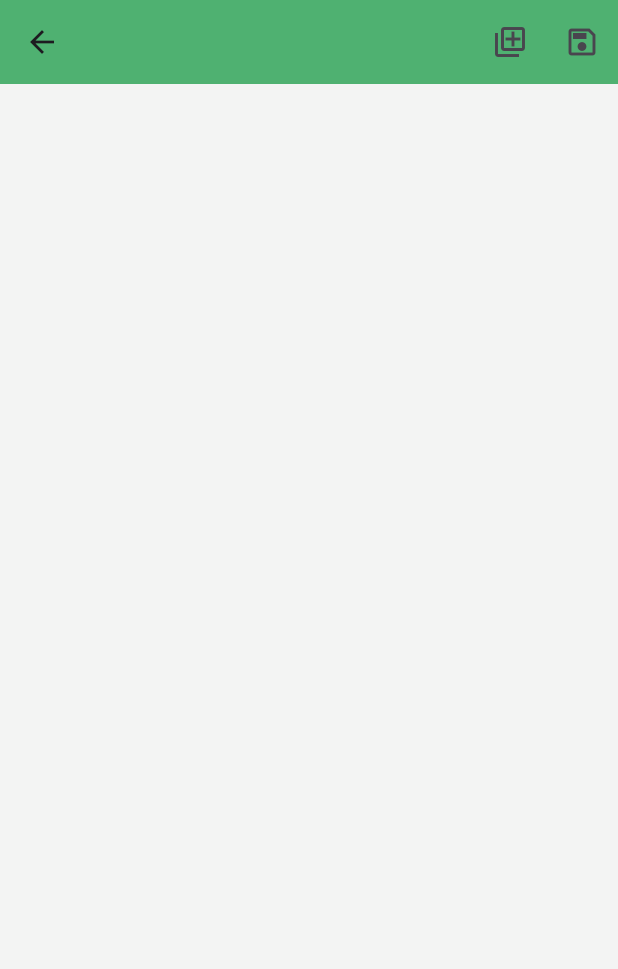
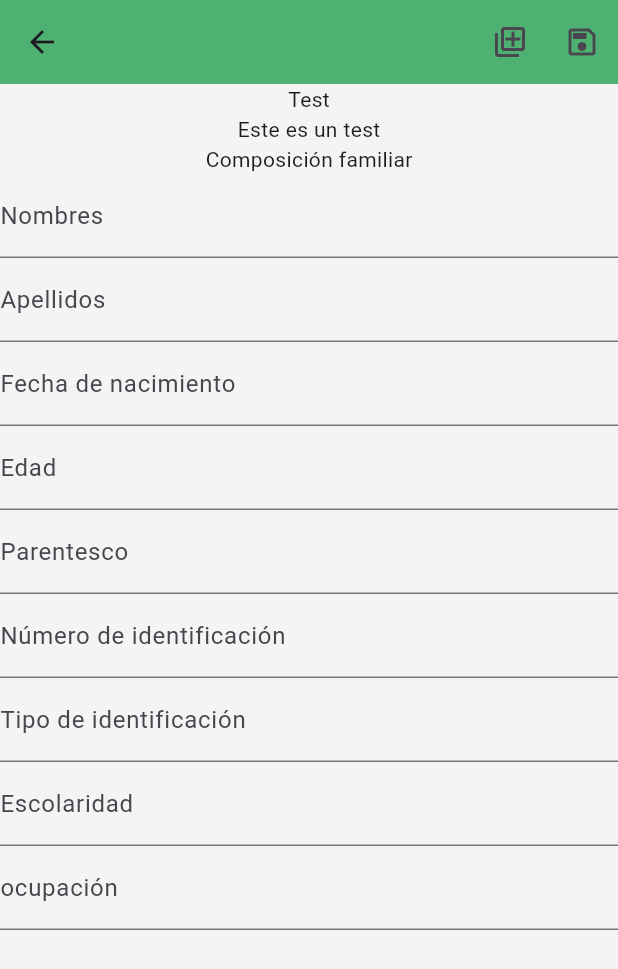
Before and after one commit to JuanFernandoMartinez/census-support-tool-app, a Flutter app: the screen it shows after launch, on a phone screen of 412 x 824 dp. Shown: the top 969 px of the screen. Run offline on Flutter 3.47's test engine with Material 3 defaults, Android fonts, the phone set to English and light mode, and no system bars.

Commit message:
feature: create reusable textfield component and basic sheet form

```diff
--- a/lib/src/app.dart
+++ b/lib/src/app.dart
@@ -14,7 +14,10 @@ class App extends StatelessWidget {
         useMaterial3: true,
       ),
       routes: {
-        '/': (context) => const FormAplicationScreen(),
+        '/': (context) => FormAplicationScreen(
+              title: "Test",
+              description: "Este es un test",
+            ),
       },
     );
   }
--- /dev/null
+++ b/lib/src/screens/form_aplication/components/text_form_field.dart
@@ -0,0 +1,29 @@
+import 'package:flutter/material.dart';
+
+class FormTextField extends StatelessWidget {
+  final String labelText;
+  final TextInputType keyboardType;
+  final String? initialValue;
+  final String? Function(String? value)? validator;
+  final void Function(String? value)? onSaved;
+
+  const FormTextField({
+    required this.labelText,
+    required this.keyboardType,
+    this.initialValue,
+    this.validator,
+    this.onSaved,
+    super.key,
+  });
+
+  @override
+  Widget build(BuildContext context) {
+    return TextFormField(
+      decoration: InputDecoration(labelText: labelText),
+      keyboardType: keyboardType,
+      initialValue: initialValue,
+      validator: validator,
+      onSaved: onSaved,
+    );
+  }
+}
--- a/lib/src/screens/form_aplication/form_aplication.dart
+++ b/lib/src/screens/form_aplication/form_aplication.dart
@@ -1,7 +1,15 @@
+import 'package:census_support_tool_app/src/screens/form_aplication/components/text_form_field.dart';
+import 'package:census_support_tool_app/src/screens/form_aplication/form_sheet.dart';
 import 'package:flutter/material.dart';
 
 class FormAplicationScreen extends StatefulWidget {
-  const FormAplicationScreen({super.key});
+  String title;
+  String description =
+      "Este formulario tiene como objetivo recopilar información sobre las condiciones socioeconómicas de nuestra comunidad. Sus respuestas nos ayudarán a comprender mejor las necesidades de la población y a desarrollar programas y estrategias que mejoren la calidad de vida de todos.";
+
+  FormAplicationScreen(
+      {required this.title, required this.description, super.key});
+
   @override
   State<StatefulWidget> createState() => _FormAplicationState();
 }
@@ -27,6 +35,12 @@ class _FormAplicationState extends State<FormAplicationScreen> {
             ),
           ],
         ),
-    );
+        body: Column(
+          children: [
+            Text(widget.title),
+            Text(widget.description),
+            const FormSheet(category: "Composición familiar")
+          ],
+        ));
   }
 }
--- /dev/null
+++ b/lib/src/screens/form_aplication/form_sheet.dart
@@ -0,0 +1,64 @@
+import 'package:census_support_tool_app/src/screens/form_aplication/components/text_form_field.dart';
+import 'package:flutter/foundation.dart';
+import 'package:flutter/material.dart';
+
+class FormSheet extends StatelessWidget {
+  final String category;
+
+  const FormSheet({
+    super.key,
+    required this.category,
+  });
+
+  @override
+  Widget build(BuildContext context) {
+    return SingleChildScrollView(
+      child: Form(
+          child: Column(
+        children: [
+          Column(
+            children: [
+              Text(category),
+              const FormTextField(
+                labelText: 'Nombres',
+                keyboardType: TextInputType.text,
+              ),
+              const FormTextField(
+                labelText: 'Apellidos',
+                keyboardType: TextInputType.text,
+              ),
+              const FormTextField(
+                labelText: 'Fecha de nacimiento',
+                keyboardType: TextInputType.text,
+              ),
+              const FormTextField(
+                labelText: 'Edad',
+                keyboardType: TextInputType.text,
+              ),
+              const FormTextField(
+                labelText: 'Parentesco',
+                keyboardType: TextInputType.text,
+              ),
+              const FormTextField(
+                labelText: 'Número de identificación',
+                keyboardType: TextInputType.number,
+              ),
+              const FormTextField(
+                labelText: 'Tipo de identificación',
+                keyboardType: TextInputType.text,
+              ),
+              const FormTextField(
+                labelText: 'Escolaridad',
+                keyboardType: TextInputType.text,
+              ),
+              const FormTextField(
+                labelText: 'ocupación',
+                keyboardType: TextInputType.text,
+              )
+            ],
+          )
+        ],
+      )),
+    );
+  }
+}
```
Also changed, not shown: lib/src/screens/form_aplication/components/combox_form_field.dart (added), lib/src/screens/form_aplication/components/date_form_field.dart (added). Lines whose indentation alone changed are shown as unchanged.
